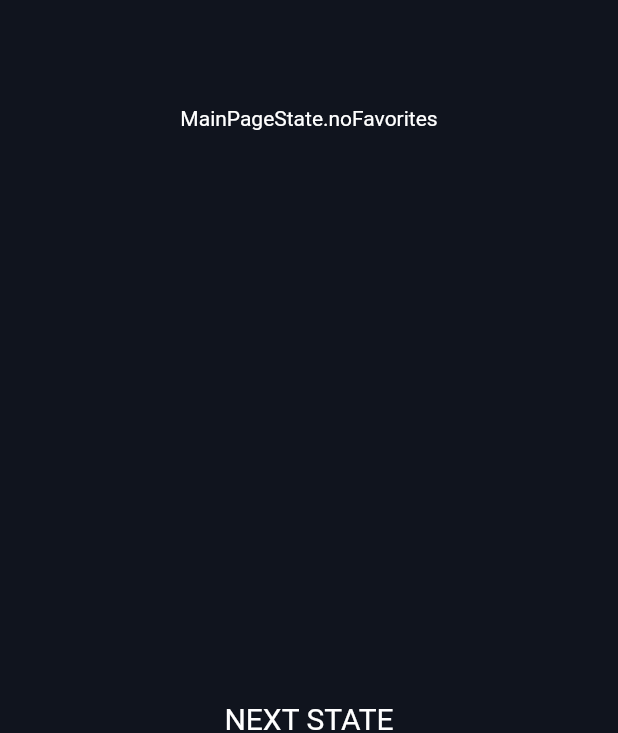
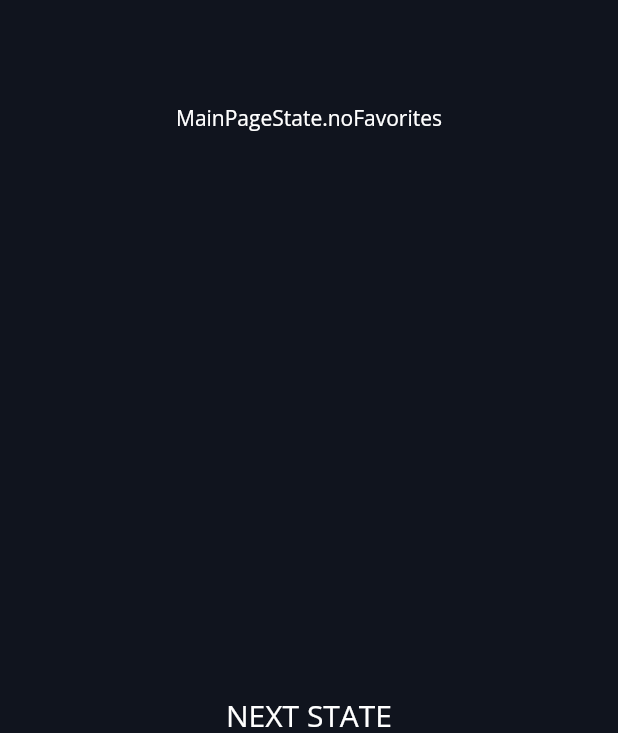
Before and after one commit to docent28/superheroes, a Flutter app: the screen it shows after launch, on a phone screen of 412 x 824 dp. Shown: the part 500-1233 px from the top of the screen. Run offline on Flutter 3.47's test engine with Material 2 defaults, Android fonts, the phone set to English and light mode, and no system bars; our stand-ins replace google_fonts, rxdart.

Commit message:
Прошли первый тесе, выполнили первое задание

```diff
--- a/lib/main.dart
+++ b/lib/main.dart
@@ -1,4 +1,5 @@
 import 'package:flutter/material.dart';
+import 'package:google_fonts/google_fonts.dart';
 import 'package:superheroes/pages/main_page.dart';
 
 void main() {
@@ -12,6 +13,11 @@ class MyApp extends StatelessWidget {
   @override
   Widget build(BuildContext context) {
     return MaterialApp(
+      theme: ThemeData(
+        textTheme: GoogleFonts.openSansTextTheme(
+          Theme.of(context).textTheme,
+        ),
+      ),
       home: MainPage(),
     );
   }
```
